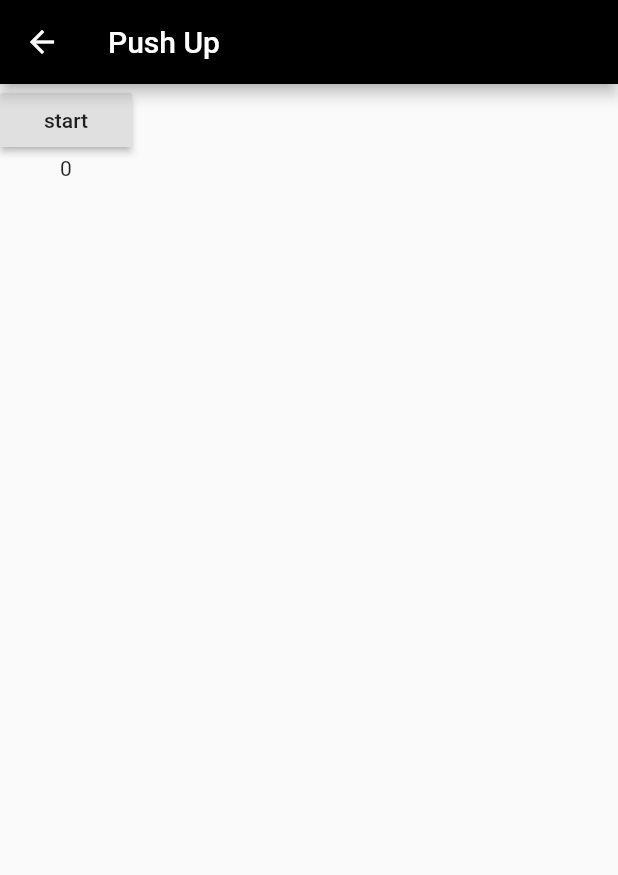
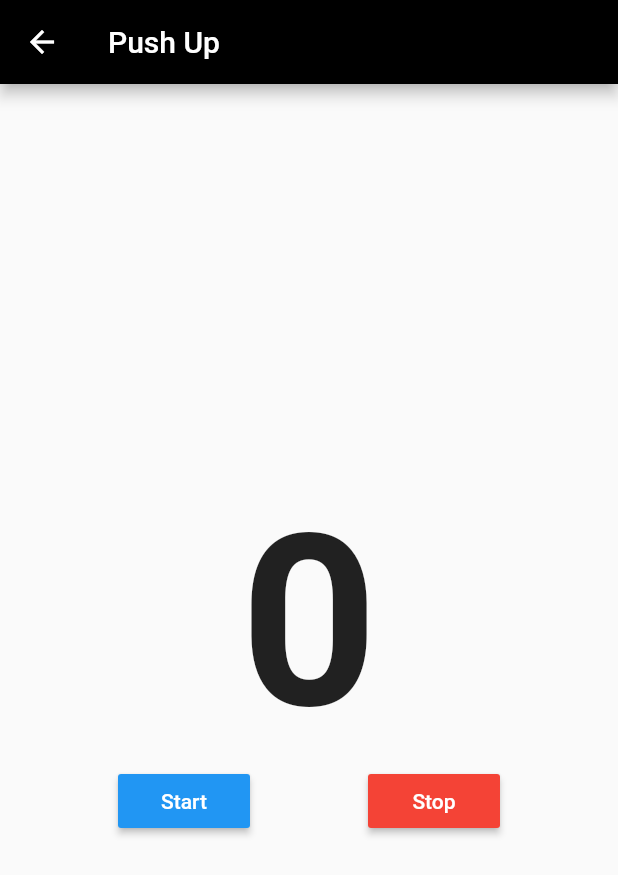
Before and after one commit to rivuzu/esdm, a Flutter app: the PushUp screen opened directly, on a phone screen of 412 x 824 dp. Shown: the top 875 px of the screen. Run offline on Flutter 3.47's test engine with Material 2 defaults, Android fonts, the phone set to English and light mode, and no system bars.

Commit message:
adding new page

```diff
--- /dev/null
+++ b/lib/src/CadetReadiness/lari8.dart
@@ -0,0 +1 @@
+import 'package:flutter/material.dart';
--- a/lib/src/CadetReadiness/pushup.dart
+++ b/lib/src/CadetReadiness/pushup.dart
@@ -1,12 +1,12 @@
 import 'package:flutter/material.dart';
 import 'dart:async';
 
-class PushUp extends StatefulWidget{
+class PushUp extends StatefulWidget {
   @override
   State createState() => _PushUpState();
 }
 
-class _PushUpState extends State<PushUp>{
+class _PushUpState extends State<PushUp> {
   Timer _timer;
   int _start = 0;
 
@@ -38,17 +38,45 @@ Widget build(BuildContext context) {
           title: new Text('Push Up'),
           backgroundColor: Colors.black,
         ),
-    body: Column(
+        body: new Center(
+          child: new Column(
+            mainAxisAlignment: MainAxisAlignment.center,
             children: <Widget>[
-        RaisedButton(
+              new Text(
+                "$_start",
+                style: new TextStyle(
+                  fontWeight: FontWeight.bold,
+                  fontSize: 160.0,
+                  fontFamily: 'Roboto',
+                ),
+              ),
+              new Row(
+                mainAxisAlignment: MainAxisAlignment.spaceEvenly,
+                children: <Widget>[
+                  new RaisedButton(
+                    padding: const EdgeInsets.all(8.0),
+                    textColor: Colors.white,
+                    color: Colors.blue,
                     onPressed: () {
                       startTimer();
                     },
-          child: Text("start"),
+                    child: new Text("Start"),
                   ),
-        Text("$_start")
+                  new RaisedButton(
+                    onPressed: () {
+                      dispose();
+                    },
+                    textColor: Colors.white,
+                    color: Colors.red,
+                    padding: const EdgeInsets.all(8.0),
+                    child: new Text(
+                      "Stop",
+                    ),
+                  ),
+                ],
+              )
             ],
           ),
-  );
+        ));
   }
 }
--- a/lib/src/Home/index.dart
+++ b/lib/src/Home/index.dart
@@ -28,7 +28,6 @@ List<Widget> _tiles = const <Widget>[
   const _GridMenu(Colors.deepOrange, Icons.markunread, Text('Disposisi', style: TextStyle(color: Colors.white),)),
   const _GridMenu(Colors.brown, Icons.keyboard_arrow_up, Text('Kalkulator Pangkat', style: TextStyle(color: Colors.white),)),
   const _GridMenu(Colors.red, Icons.note, Text('Tryout Psi', style: TextStyle(color: Colors.white),)),
-
 
 ];
 
```
Also changed, not shown: lib/src/CadetReadiness/index.dart (+21 -0 lines), lib/src/CadetReadiness/situp.dart (+35 -7 lines), lib/src/CadetReadiness/lari12.dart (added), lib/src/CadetReadiness/testkesehatan.dart (added). Lines whose indentation alone changed are shown as unchanged.
